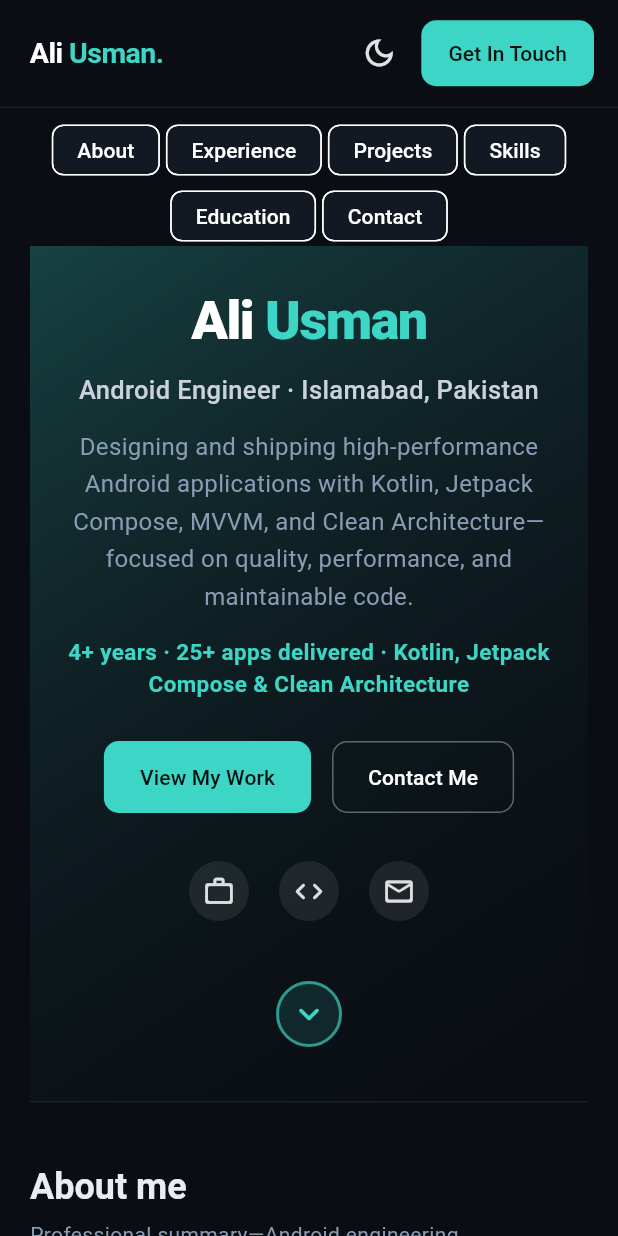
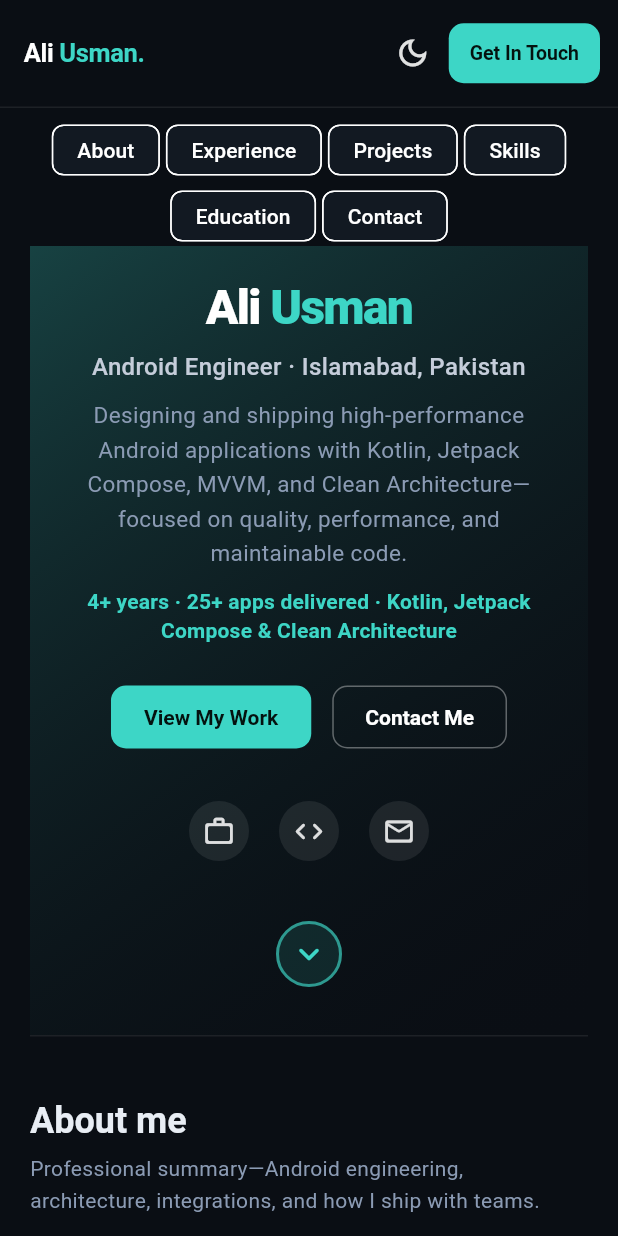
Before and after one commit to Aliusman077/Aliusman077.github.io, a Flutter app: the screen it shows after launch, on a phone screen of 412 x 824 dp. Run offline on Flutter 3.47's test engine with Material 3 defaults, Android fonts, the phone set to English and light mode, and no system bars; drawn by our look-alikes of flutter_animate.

Commit message:
top  page

```diff
--- a/lib/portfolio_page.dart
+++ b/lib/portfolio_page.dart
@@ -232,17 +232,29 @@ class _PortfolioNavBar extends StatelessWidget {
                   ),
                 ],
         ),
-        padding: const EdgeInsets.symmetric(horizontal: 16),
-        child: Row(
+        padding: const EdgeInsets.symmetric(horizontal: 12),
+        child: Center(
+          child: ConstrainedBox(
+            constraints: const BoxConstraints(maxWidth: 1120),
+            child: wide
+                ? Row(
                     children: [
-            InkWell(
+                      Expanded(
+                        flex: 1,
+                        child: Align(
+                          alignment: Alignment.centerLeft,
+                          child: InkWell(
                             onTap: onHome,
                             borderRadius: BorderRadius.circular(8),
                             child: Padding(
                               padding: const EdgeInsets.symmetric(vertical: 10, horizontal: 4),
                               child: Text.rich(
                                 TextSpan(
-                    style: const TextStyle(fontSize: 19, fontWeight: FontWeight.w700, letterSpacing: -0.35),
+                                  style: const TextStyle(
+                                    fontSize: 17,
+                                    fontWeight: FontWeight.w700,
+                                    letterSpacing: -0.25,
+                                  ),
                                   children: [
                                     TextSpan(text: kBrandFirst, style: TextStyle(color: cs.onSurface)),
                                     TextSpan(text: kBrandAccent, style: TextStyle(color: cs.primary)),
@@ -251,11 +263,15 @@ class _PortfolioNavBar extends StatelessWidget {
                               ),
                             ),
                           ),
-            if (wide)
+                        ),
+                      ),
                       Expanded(
+                        flex: 2,
+                        child: Center(
                           child: SingleChildScrollView(
                             scrollDirection: Axis.horizontal,
                             child: Row(
+                              mainAxisSize: MainAxisSize.min,
                               mainAxisAlignment: MainAxisAlignment.center,
                               children: [
                                 _TopNavLink('Home', onHome, navMuted),
@@ -268,8 +284,60 @@ class _PortfolioNavBar extends StatelessWidget {
                               ],
                             ),
                           ),
+                        ),
+                      ),
+                      Expanded(
+                        flex: 1,
+                        child: Align(
+                          alignment: Alignment.centerRight,
+                          child: Row(
+                            mainAxisSize: MainAxisSize.min,
+                            children: [
+                              IconButton(
+                                tooltip: isDarkMode ? 'Light mode' : 'Dark mode',
+                                onPressed: onToggleTheme,
+                                icon: Icon(
+                                  isDarkMode ? Icons.dark_mode_outlined : Icons.light_mode_outlined,
+                                  color: cs.onSurface.withValues(alpha: 0.88),
+                                ),
+                              ),
+                              FilledButton(
+                                onPressed: onGetInTouch,
+                                style: FilledButton.styleFrom(
+                                  padding: const EdgeInsets.symmetric(horizontal: 16, vertical: 12),
+                                  textStyle: const TextStyle(fontSize: 14, fontWeight: FontWeight.w600),
+                                  shape: RoundedRectangleBorder(borderRadius: BorderRadius.circular(10)),
+                                ),
+                                child: const Text('Get In Touch'),
+                              ),
+                            ],
+                          ),
+                        ),
+                      ),
+                    ],
                   )
-            else
+                : Row(
+                    children: [
+                      InkWell(
+                        onTap: onHome,
+                        borderRadius: BorderRadius.circular(8),
+                        child: Padding(
+                          padding: const EdgeInsets.symmetric(vertical: 10, horizontal: 4),
+                          child: Text.rich(
+                            TextSpan(
+                              style: const TextStyle(
+                                fontSize: 17,
+                                fontWeight: FontWeight.w700,
+                                letterSpacing: -0.25,
+                              ),
+                              children: [
+                                TextSpan(text: kBrandFirst, style: TextStyle(color: cs.onSurface)),
+                                TextSpan(text: kBrandAccent, style: TextStyle(color: cs.primary)),
+                              ],
+                            ),
+                          ),
+                        ),
+                      ),
                       const Spacer(),
                       IconButton(
                         tooltip: isDarkMode ? 'Light mode' : 'Dark mode',
@@ -279,16 +347,18 @@ class _PortfolioNavBar extends StatelessWidget {
                           color: cs.onSurface.withValues(alpha: 0.88),
                         ),
                       ),
-            const SizedBox(width: 4),
                       FilledButton(
                         onPressed: onGetInTouch,
                         style: FilledButton.styleFrom(
-                padding: const EdgeInsets.symmetric(horizontal: 18, vertical: 12),
+                          padding: const EdgeInsets.symmetric(horizontal: 14, vertical: 11),
+                          textStyle: const TextStyle(fontSize: 13, fontWeight: FontWeight.w600),
                           shape: RoundedRectangleBorder(borderRadius: BorderRadius.circular(10)),
                         ),
                         child: const Text('Get In Touch'),
                       ),
                     ],
+                  ),
+          ),
         ),
       ),
     );
@@ -311,7 +381,7 @@ class _TopNavLink extends StatelessWidget {
         minimumSize: Size.zero,
         tapTargetSize: MaterialTapTargetSize.shrinkWrap,
       ),
-      child: Text(label, style: TextStyle(fontWeight: FontWeight.w500, fontSize: 14, color: color)),
+      child: Text(label, style: TextStyle(fontWeight: FontWeight.w500, fontSize: 15, height: 1.2, color: color)),
     );
   }
 }
@@ -408,12 +478,15 @@ class _HeroState extends State<_Hero> with SingleTickerProviderStateMixin {
     final muted = widget.muted;
     final isDark = Theme.of(context).brightness == Brightness.dark;
     final heroBorder = isDark ? const Color(0x14FFFFFF) : const Color(0x14000000);
-    final roleColor = Color.lerp(muted, cs.onSurface, 0.55)!;
-    final headlineStyle = Theme.of(context).textTheme.displaySmall?.copyWith(
+    final roleColor = Color.lerp(muted, cs.onSurface, 0.5)!;
+    final w = MediaQuery.sizeOf(context).width;
+    final nameSize = w >= 900 ? 52.0 : (w >= 600 ? 40.0 : 32.0);
+    final headlineStyle = TextStyle(
+      fontSize: nameSize,
       fontWeight: FontWeight.w800,
-          letterSpacing: -1,
-        ) ??
-        const TextStyle(fontSize: 36, fontWeight: FontWeight.w800, letterSpacing: -1);
+      letterSpacing: nameSize >= 48 ? -1.6 : -1.1,
+      height: 1.08,
+    );
 
     return Container(
       decoration: BoxDecoration(
@@ -445,7 +518,7 @@ class _HeroState extends State<_Hero> with SingleTickerProviderStateMixin {
             ),
           ),
           Padding(
-            padding: const EdgeInsets.fromLTRB(12, 28, 12, 36),
+            padding: EdgeInsets.fromLTRB(16, w >= 900 ? 36 : 24, 16, w >= 900 ? 44 : 32),
             child: Column(
               crossAxisAlignment: CrossAxisAlignment.center,
               children: [
@@ -461,38 +534,47 @@ class _HeroState extends State<_Hero> with SingleTickerProviderStateMixin {
                     .animate()
                     .fadeIn(duration: 550.ms, curve: Curves.easeOutCubic)
                     .slideY(begin: 0.06, end: 0, curve: Curves.easeOutCubic),
-                const SizedBox(height: 12),
+                SizedBox(height: w >= 900 ? 14 : 10),
                 Text(
                   '$kHeroRole · $kPortfolioLocation',
                   textAlign: TextAlign.center,
                   style: TextStyle(
-                    fontSize: 17,
+                    fontSize: w >= 900 ? 19 : 16,
                     color: roleColor,
                     fontWeight: FontWeight.w500,
-                    height: 1.45,
+                    height: 1.4,
                   ),
                 )
                     .animate()
                     .fadeIn(delay: 90.ms, duration: 500.ms)
                     .slideY(begin: 0.08, end: 0, curve: Curves.easeOutCubic),
-                const SizedBox(height: 12),
-                Text(
+                SizedBox(height: w >= 900 ? 14 : 10),
+                Padding(
+                  padding: const EdgeInsets.symmetric(horizontal: 8),
+                  child: Text(
                     kHeroTagline,
                     textAlign: TextAlign.center,
-                  style: TextStyle(fontSize: 16, color: muted, height: 1.55),
+                    style: TextStyle(
+                      fontSize: w >= 900 ? 17 : 15,
+                      color: muted,
+                      height: 1.55,
+                      fontWeight: FontWeight.w400,
+                    ),
+                  ),
                 )
                     .animate()
                     .fadeIn(delay: 160.ms, duration: 550.ms)
                     .slideY(begin: 0.1, end: 0, curve: Curves.easeOutCubic),
-                const SizedBox(height: 14),
+                SizedBox(height: w >= 900 ? 16 : 12),
                 Text(
                   kHeroStatsLine,
                   textAlign: TextAlign.center,
                   style: TextStyle(
                     color: cs.primary,
-                    fontSize: 15,
+                    fontSize: w >= 900 ? 16 : 14,
                     fontWeight: FontWeight.w600,
-                    height: 1.4,
+                    height: 1.35,
+                    letterSpacing: 0.15,
                   ),
                 )
                     .animate()
@@ -502,7 +584,7 @@ class _HeroState extends State<_Hero> with SingleTickerProviderStateMixin {
                       duration: 2600.ms,
                       color: cs.primary.withValues(alpha: 0.25),
                     ),
-                const SizedBox(height: 28),
+                SizedBox(height: w >= 900 ? 32 : 24),
                 Wrap(
                   alignment: WrapAlignment.center,
                   spacing: 14,
@@ -511,7 +593,14 @@ class _HeroState extends State<_Hero> with SingleTickerProviderStateMixin {
                     FilledButton(
                       onPressed: widget.onWork,
                       style: FilledButton.styleFrom(
-                        padding: const EdgeInsets.symmetric(horizontal: 24, vertical: 14),
+                        padding: EdgeInsets.symmetric(
+                          horizontal: w >= 900 ? 28 : 22,
+                          vertical: w >= 900 ? 15 : 13,
+                        ),
+                        textStyle: TextStyle(
+                          fontSize: w >= 900 ? 15 : 14,
+                          fontWeight: FontWeight.w600,
+                        ),
                         shape: RoundedRectangleBorder(borderRadius: BorderRadius.circular(10)),
                       ),
                       child: const Text('View My Work'),
@@ -519,7 +608,14 @@ class _HeroState extends State<_Hero> with SingleTickerProviderStateMixin {
                     OutlinedButton(
                       onPressed: widget.onContact,
                       style: OutlinedButton.styleFrom(
-                        padding: const EdgeInsets.symmetric(horizontal: 24, vertical: 14),
+                        padding: EdgeInsets.symmetric(
+                          horizontal: w >= 900 ? 28 : 22,
+                          vertical: w >= 900 ? 15 : 13,
+                        ),
+                        textStyle: TextStyle(
+                          fontSize: w >= 900 ? 15 : 14,
+                          fontWeight: FontWeight.w600,
+                        ),
                         foregroundColor: cs.onSurface,
                         side: BorderSide(color: cs.onSurface.withValues(alpha: 0.35)),
                         shape: RoundedRectangleBorder(borderRadius: BorderRadius.circular(10)),
```
Lines whose indentation alone changed are shown as unchanged.
